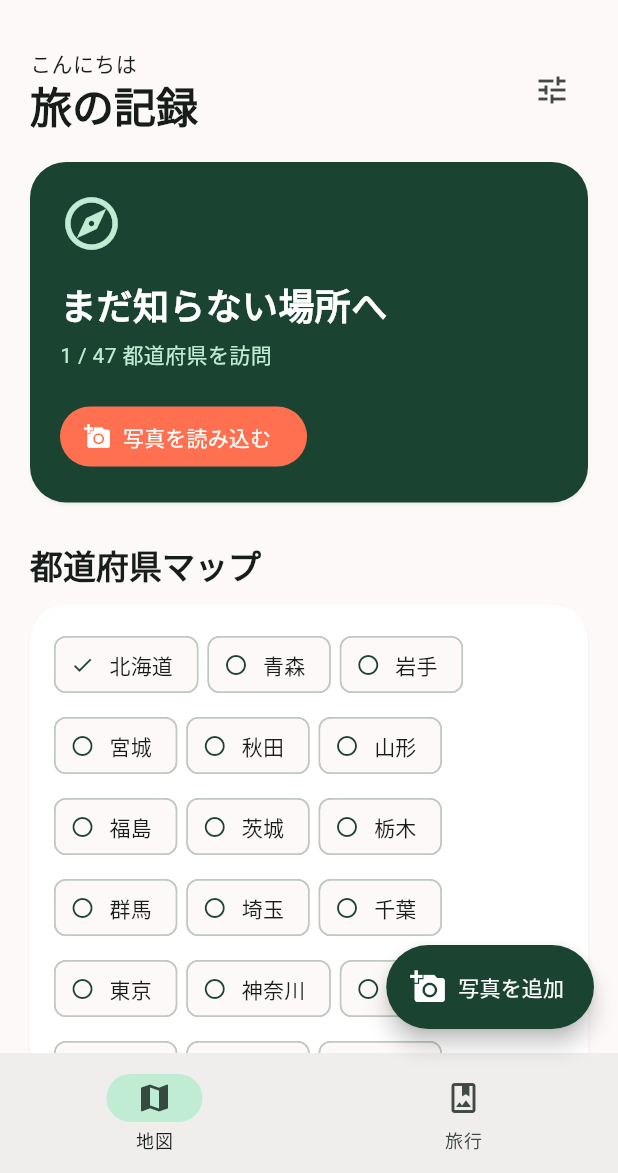
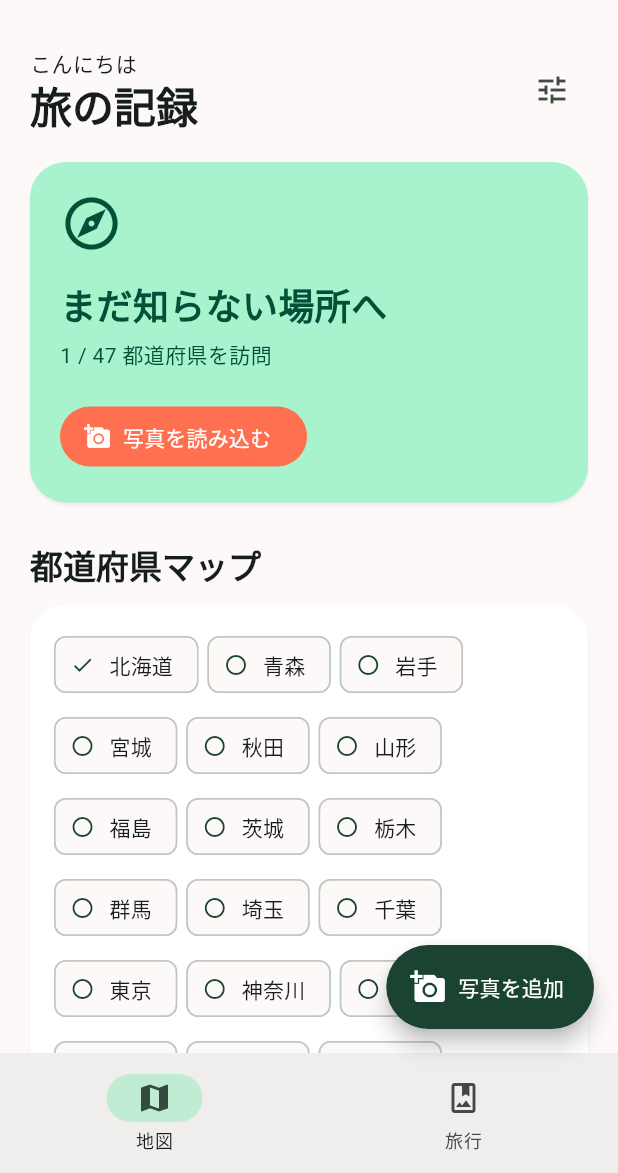
Before and after one commit to kaenozu/kokoitta, a Flutter app: the screen it shows after launch, after a tap on "北海道", on a phone screen of 412 x 824 dp, the part 63-1236 px from its top. Run offline on Flutter 3.47's test engine with Material 3 defaults, Android fonts, the phone set to English and light mode, and no system bars; our stand-ins replace file_picker, image_picker, share_plus, shared_preferences.

Commit message:
feat: support system dark theme

```diff
--- a/lib/home_view.dart
+++ b/lib/home_view.dart
@@ -115,22 +115,22 @@ extension _HomeView on _HomePageState {
         ),
         const SizedBox(height: 20),
         Card(
-          color: const Color(0xff1b4332),
+          color: Theme.of(context).colorScheme.primaryContainer,
           child: Padding(
             padding: const EdgeInsets.all(20),
             child: Column(
               crossAxisAlignment: CrossAxisAlignment.start,
               children: <Widget>[
-                const Icon(
+                Icon(
                   Icons.explore_outlined,
-                  color: Color(0xffc1ecd4),
+                  color: Theme.of(context).colorScheme.onPrimaryContainer,
                   size: 42,
                 ),
                 const SizedBox(height: 16),
-                const Text(
+                Text(
                   'まだ知らない場所へ',
                   style: TextStyle(
-                    color: Colors.white,
+                    color: Theme.of(context).colorScheme.onPrimaryContainer,
                     fontSize: 24,
                     fontWeight: FontWeight.bold,
                   ),
@@ -138,13 +138,15 @@ extension _HomeView on _HomePageState {
                 const SizedBox(height: 6),
                 Text(
                   '${_data.prefectureStates.values.where((state) => state == 'visited').length} / 47 都道府県を訪問',
-                  style: const TextStyle(color: Color(0xffc1ecd4)),
+                  style: TextStyle(
+                    color: Theme.of(context).colorScheme.onPrimaryContainer,
+                  ),
                 ),
                 const SizedBox(height: 20),
                 FilledButton.icon(
                   style: FilledButton.styleFrom(
-                    backgroundColor: const Color(0xffff7051),
-                    foregroundColor: Colors.white,
+                    backgroundColor: Theme.of(context).colorScheme.secondary,
+                    foregroundColor: Theme.of(context).colorScheme.onSecondary,
                   ),
                   onPressed: _isDisabled ? null : _addPhotos,
                   icon: const Icon(Icons.add_a_photo),
--- a/lib/main.dart
+++ b/lib/main.dart
@@ -67,6 +67,25 @@ class KokoittaApp extends StatelessWidget {
         ),
         useMaterial3: true,
       ),
+      darkTheme: ThemeData(
+        colorScheme:
+            ColorScheme.fromSeed(
+              seedColor: const Color(0xff8fd3aa),
+              brightness: Brightness.dark,
+            ).copyWith(
+              primary: const Color(0xffb5e8c8),
+              secondary: const Color(0xffffa58f),
+            ),
+        cardTheme: CardThemeData(
+          elevation: 1,
+          shape: RoundedRectangleBorder(
+            borderRadius: BorderRadius.circular(24),
+          ),
+          margin: EdgeInsets.zero,
+        ),
+        useMaterial3: true,
+      ),
+      themeMode: ThemeMode.system,
       home: const HomePage(),
     );
   }
```
